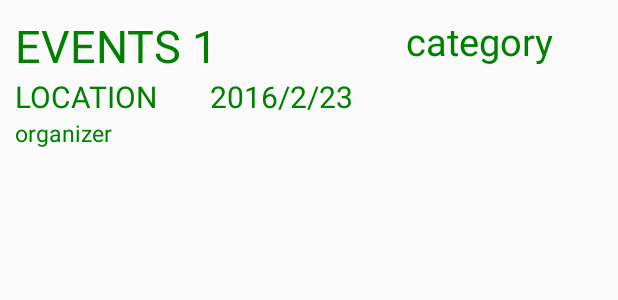
After one commit to SagunPandit/EVENT, an Android app: the layout allevents_details.xml on its own in the app's theme, with its tools: preview values and no code run, on a phone screen of 412 x 824 dp. The commit adds this screen. Shown: the top 300 px of the screen. Run offline under Robolectric (Android 15) with nearby library versions, the phone set to English and light mode, and no system bars; network calls fail.

Commit message:
second recyclerview for events

```diff
--- a/app/src/main/java/semproject/nevent/RecyclerRequest.java
+++ b/app/src/main/java/semproject/nevent/RecyclerRequest.java
@@ -17,12 +17,13 @@ public class RecyclerRequest extends StringRequest {
     private static final String REGISTER_REQUEST_URL = "http://avashadhikari.com.np/Extract.php";
     private Map<String, String> params; //maps key to value dont have fixed size any number of values can be stored.
 
-    public RecyclerRequest(String username, Response.Listener<String> listener)
+    public RecyclerRequest(String username,String check, Response.Listener<String> listener)
     {
         super(Method.POST, REGISTER_REQUEST_URL, listener, null);// post request or get request any one can be used to transfer data
         Log.e(STRING_TAG,username);
         params = new HashMap<>();
         params.put("username",username);
+        params.put("check",check);
     }
     @Override
     public Map<String, String> getParams() {
--- /dev/null
+++ b/app/src/main/res/layout/allevents_details.xml
@@ -0,0 +1,86 @@
+<?xml version="1.0" encoding="utf-8"?>
+<RelativeLayout xmlns:android="http://schemas.android.com/apk/res/android"
+    android:layout_width="match_parent" android:layout_height="wrap_content">
+
+    <LinearLayout
+        android:layout_width="match_parent"
+        android:layout_height="wrap_content"
+        android:orientation="horizontal">
+
+        <LinearLayout
+            android:id="@+id/alllinear1"
+            android:layout_width="0dp"
+            android:layout_weight="8"
+            android:layout_height="wrap_content"
+            android:orientation="vertical">
+
+            <LinearLayout
+                android:layout_width="match_parent"
+                android:layout_height="wrap_content"
+                android:orientation="vertical">
+                <TextView
+                    android:id="@+id/alleventLabel"
+                    android:layout_width="wrap_content"
+                    android:layout_weight="1"
+                    android:layout_height="0dp"
+                    android:layout_marginLeft="10dp"
+                    android:layout_marginRight="10dp"
+                    android:layout_marginTop="10dp"
+                    android:text="EVENTS 1"
+                    android:textSize="30sp"
+                    android:textColor="#008000"/>
+
+            </LinearLayout>
+
+            <LinearLayout
+                android:layout_width="match_parent"
+                android:layout_height="wrap_content"
+                android:orientation="horizontal">
+                <TextView
+                    android:id="@+id/alleventLocation"
+                    android:layout_width="0dp"
+                    android:layout_weight="1"
+                    android:layout_height="wrap_content"
+                    android:layout_marginLeft="10dp"
+                    android:layout_marginRight="10dp"
+                    android:text="LOCATION"
+                    android:textSize="20sp"
+                    android:textColor="#008000"/>
+
+                <TextView
+                    android:id="@+id/alleventDate"
+                    android:layout_width="0dp"
+                    android:layout_weight="1"
+                    android:layout_height="wrap_content"
+                    android:layout_marginLeft="10dp"
+                    android:layout_marginRight="10dp"
+                    android:text="2016/2/23"
+                    android:textSize="20sp"
+                    android:textColor="#008000"/>
+            </LinearLayout>
+            <TextView
+                android:id="@+id/alleventOrganizer"
+                android:layout_width="wrap_content"
+                android:layout_height="wrap_content"
+                android:layout_marginLeft="10dp"
+                android:layout_marginRight="10dp"
+                android:text="organizer"
+                android:textSize="15sp"
+                android:textColor="#008000"/>
+        </LinearLayout>
+
+        <TextView
+            android:id="@+id/alleventCategory"
+            android:layout_width="wrap_content"
+            android:layout_weight="1"
+            android:layout_height="wrap_content"
+            android:layout_marginTop="10dp"
+            android:layout_marginLeft="10dp"
+            android:layout_marginRight="10dp"
+            android:text="category"
+            android:textSize="25sp"
+            android:textColor="#008000"/>
+
+    </LinearLayout>
+
+</RelativeLayout>
--- a/app/src/main/res/layout/app_bar_homepage.xml
+++ b/app/src/main/res/layout/app_bar_homepage.xml
@@ -69,7 +69,7 @@
             android:layout_width="match_parent"
             android:layout_height="match_parent"
             android:scrollbars="vertical"
-            android:id="@+id/recycler_view"
+            android:id="@+id/all_recycler_view"
 
             />
 
```
Also changed, not shown: app/src/main/java/semproject/nevent/EventRecyclerView.java (+71 -0 lines), app/src/main/java/semproject/nevent/HomePage.java (+10 -4 lines), app/src/main/java/semproject/nevent/UserDetails.java (+134 -0 lines), app/src/main/res/layout/activity_user_details.xml (+21 -1 lines).
